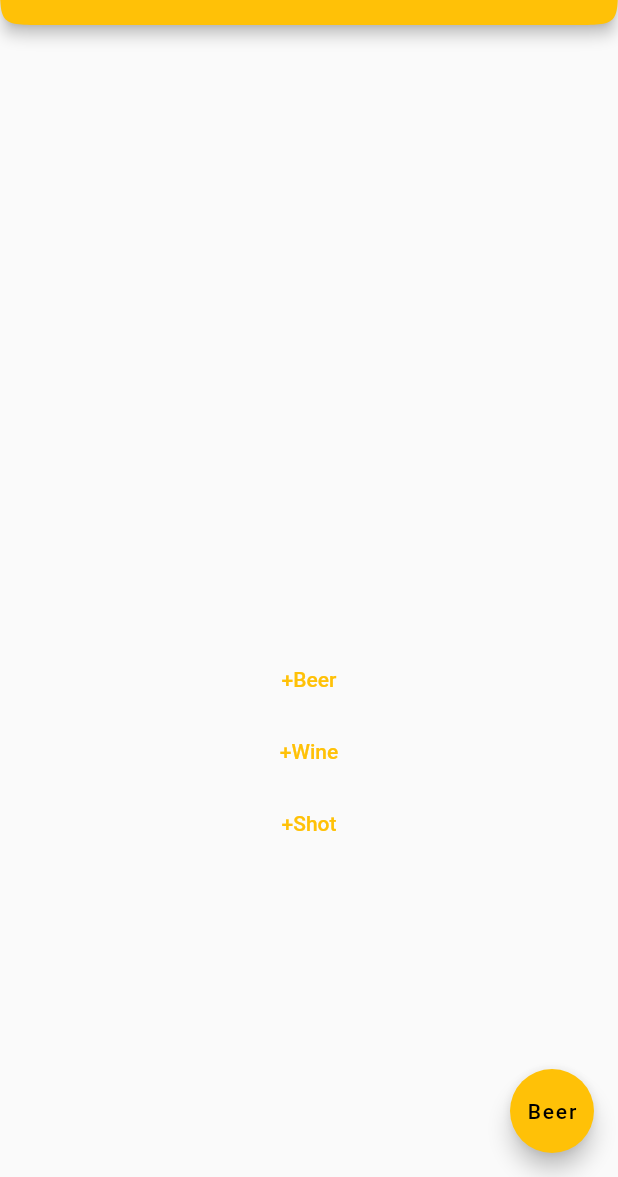
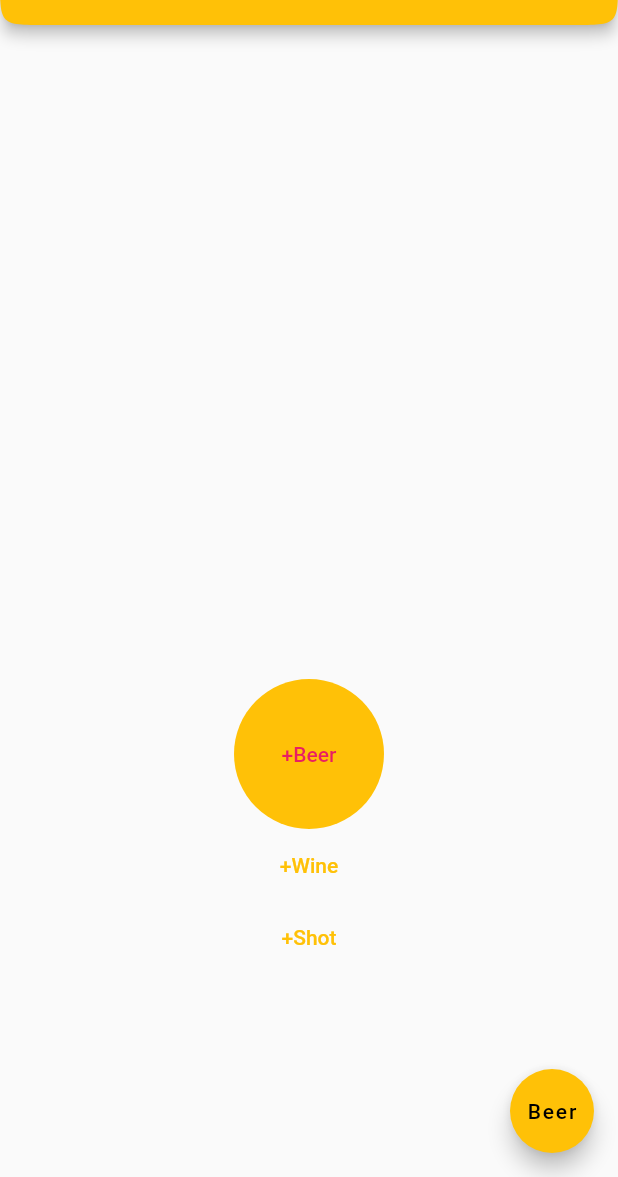
Before and after one commit to 4yjo/cheers, a Flutter app: the screen it shows after launch, on a phone screen of 412 x 824 dp, the part 59-1236 px from its top. Run offline on Flutter 3.47's test engine with Material 2 defaults, Android fonts, the phone set to English and light mode, and no system bars.

Commit message:
style changes

```diff
--- a/lib/main.dart
+++ b/lib/main.dart
@@ -85,13 +85,12 @@ class _MyHomeScreenState extends State<MyHomeScreen> {
 
       body: new LayoutBuilder(builder: (context, constraint){
         final _maxHeigt = constraint.biggest.height/3;
-        final _biggerFont = TextStyle(fontSize: _maxHeigt/6);
         return new Center(
           child: new Column(
             mainAxisAlignment: MainAxisAlignment.center,
             children: <Widget>[
               new Container(
-                height: 200.0,
+                height: 300.0,
                 child: new ListView(
                   children: _allDrinks,
                   scrollDirection: Axis.vertical,
@@ -100,6 +99,12 @@ class _MyHomeScreenState extends State<MyHomeScreen> {
                 new TextButton(
                   onPressed: _addNewDrink,
                     child: new Text('+Beer'),
+                  style: TextButton.styleFrom(
+                    primary: Colors.pink,
+                    backgroundColor: Colors.amber,
+                    minimumSize: Size(100,100),
+                    shape: CircleBorder(),
+                  )
                 ),
                 new TextButton(
                 onPressed: _addNewDrink,
```
